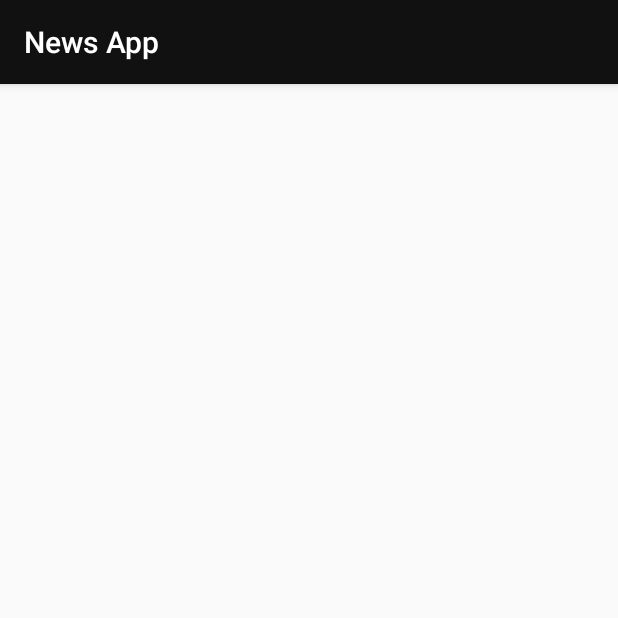
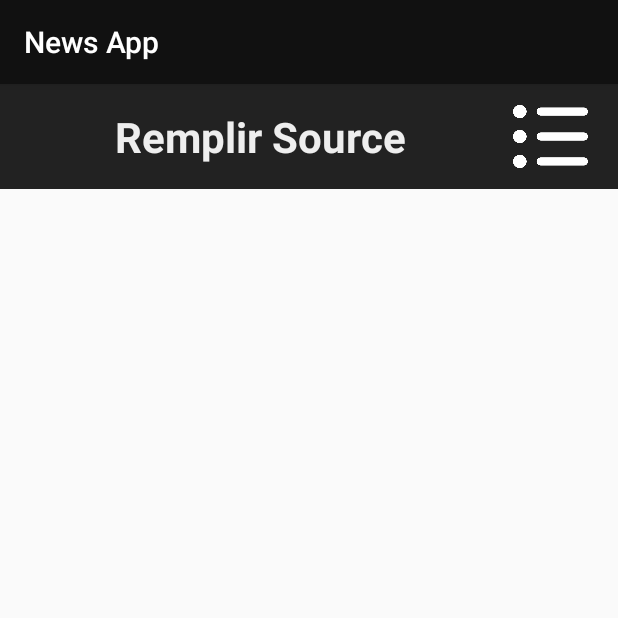
Before and after one commit to Maelle3/ProjetAndroid, an Android app: the ArticleActivity screen opened directly, with no data from a screen before it, on a phone screen of 412 x 824 dp, the top half of it. Run offline under Robolectric (Android 15) with nearby library versions, the phone set to English and light mode, and no system bars; our stand-ins replace Picasso; pictures from the network do not load; 1 statement that could not run was skipped.

Commit message:
layout source (et début de article)

```diff
--- a/app/src/main/res/layout/activity_article.xml
+++ b/app/src/main/res/layout/activity_article.xml
@@ -1,22 +1,53 @@
 <?xml version="1.0" encoding="utf-8"?>
-<androidx.constraintlayout.widget.ConstraintLayout xmlns:android="http://schemas.android.com/apk/res/android"
+<LinearLayout
+    android:id="@+id/Layout1"
+    xmlns:android="http://schemas.android.com/apk/res/android"
     xmlns:app="http://schemas.android.com/apk/res-auto"
-    xmlns:tools="http://schemas.android.com/tools"
+    android:layout_height="wrap_content"
     android:layout_width="match_parent"
-    android:layout_height="match_parent"
-    tools:context=".ArticleActivity">
+    android:orientation="vertical">
+
+    <LinearLayout
+        android:id="@+id/Layout2"
+        android:layout_width="match_parent"
+        android:layout_height="70dp"
+        android:layout_weight="0.01"
+        android:orientation="horizontal"
+        android:background="#222222">
+
+        <TextView
+            android:id="@+id/TextView"
+            android:layout_width="332dp"
+            android:layout_height="match_parent"
+            android:paddingLeft="5dp"
+            android:text="Remplir Source"
+            android:gravity="center"
+            android:textSize="28sp"
+            android:textStyle="bold"
+            android:layout_weight="0.8"
+            android:textColor="#EEEEEE"/>
+
+        <ImageButton
+            android:id="@+id/imageButton"
+            android:layout_width="50dp"
+            android:layout_height="50dp"
+            android:layout_marginRight="20dp"
+            android:layout_marginTop="10dp"
+            android:layout_marginBottom="10dp"
+            android:scaleType="fitXY"
+            app:srcCompat="@drawable/icone_liste"
+            android:background="#222222"
+            />
+
+
+    </LinearLayout>
 
     <ListView
         android:id="@+id/myListView"
-        android:layout_width="0dp"
-        android:layout_height="0dp"
-        android:layout_marginLeft="32dp"
-        android:layout_marginTop="32dp"
-        android:layout_marginRight="32dp"
-        android:layout_marginBottom="32dp"
-        app:layout_constraintBottom_toBottomOf="parent"
-        app:layout_constraintLeft_toLeftOf="parent"
-        app:layout_constraintRight_toRightOf="parent"
-        app:layout_constraintTop_toTopOf="parent"
-        app:layout_constraintVertical_bias="0.5" />
-</androidx.constraintlayout.widget.ConstraintLayout>
+        android:layout_width="wrap_content"
+        android:layout_height="match_parent"
+        android:layout_weight="0.9"
+        android:background="@drawable/fond_tres_clair"/>
+
+
+</LinearLayout>
```
Also changed, not shown: app/src/main/java/com/example/myproject/MainActivity.java (+10 -0 lines), app/src/main/res/layout/activity_sources.xml (+37 -5 lines), app/src/main/res/drawable/fond_tres_clair.jpg (added), app/src/main/res/drawable/icone_liste.png (added).
